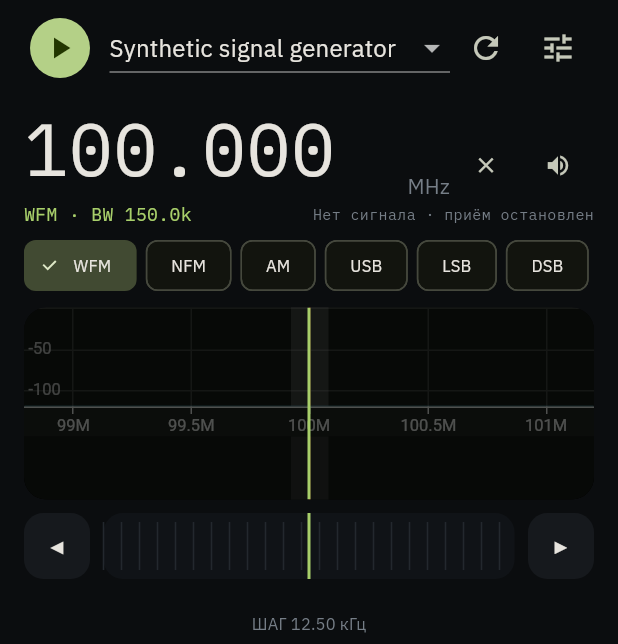
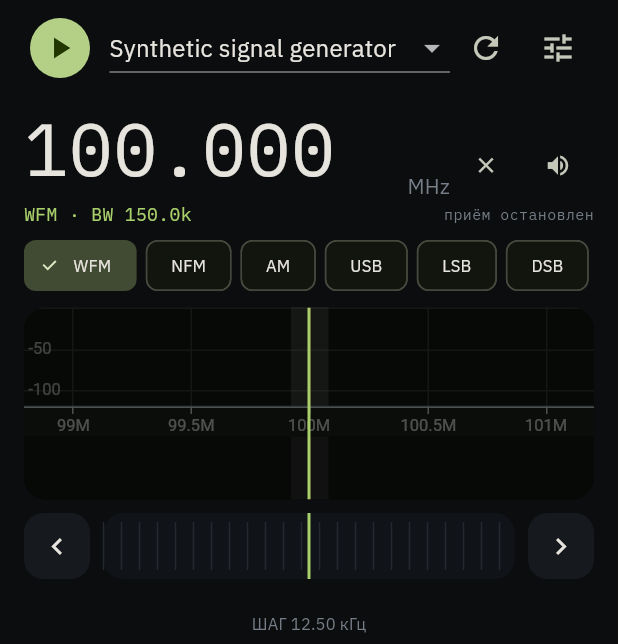
Before and after one commit to ivanik7/AirSDR, a Flutter app: the screen it shows after launch, on a phone screen of 412 x 824 dp. Shown: the top 644 px of the screen. Run offline on Flutter 3.47's test engine with Material 3 defaults, Android fonts, the phone set to English and light mode, and no system bars; our stand-ins replace shared_preferences; missing offline and left inert: dart:ffi; project files that could hold a hidden picture were left out.

Commit message:
Fix legacy UI issues found in phone QA
- Receive status line: Expanded + single-line ellipsis with a compact stats
  string; no more RIGHT OVERFLOWED stripe on the 344 dp Fold cover screen
- Nudge arrows use Material chevron icons (Samsung drew ◀/▶ as emoji)
- Presets: readable Russian validation reasons instead of a blank one,
  stale error cleared on next action, edit dialog shows the preset's own
  frequency
- DspEngine passes radio_config.json path to RadioModuleFactory, whose
  init() reset it to null, so demod mode/bandwidth/squelch now persist
- Tests: narrow/wide overflow matrix for all tabs, preset errors, edit
  dialog frequency, file-backed radio config
- STATUS-legacy-ui.md: SM-F936B + RTL-SDR Blog V4 QA results

Co-authored-by: Hermes Agent <hermes@hermes-agent.nousresearch.com>

```diff
--- a/lib/ui/legacy/receive_screen.dart
+++ b/lib/ui/legacy/receive_screen.dart
@@ -120,17 +120,26 @@ class _ReceiveScreenState extends State<ReceiveScreen> {
               ),
             ],
           ),
+          // Status: never wider than the screen (cover display is ~344 dp).
           Row(
+            key: const ValueKey('legacyStatus'),
             children: [
               Text(
                 '${r.mode.label} · BW ${(r.bandwidth / 1000).toStringAsFixed(1)}k',
+                maxLines: 1,
                 style: plex(mono: true, size: 12, color: LegacyColors.accent),
               ),
-              const Spacer(),
-              Text(
-                r.running ? statsLine(r) : 'Нет сигнала · приём остановлен',
-                overflow: TextOverflow.ellipsis,
-                style: plex(mono: true, size: 10, color: LegacyColors.muted),
+              const SizedBox(width: 8),
+              Expanded(
+                child: Text(
+                  r.running ? compactStatsLine(r) : 'приём остановлен',
+                  key: const ValueKey('legacyStats'),
+                  maxLines: 1,
+                  softWrap: false,
+                  overflow: TextOverflow.ellipsis,
+                  textAlign: TextAlign.right,
+                  style: plex(mono: true, size: 10, color: LegacyColors.muted),
+                ),
               ),
             ],
           ),
@@ -227,7 +236,7 @@ class _ReceiveScreenState extends State<ReceiveScreen> {
             height: 44,
             child: Row(
               children: [
-                _square('◀', const ValueKey('nudgeLeft'), () {
+                _square(Icons.chevron_left, const ValueKey('nudgeLeft'), () {
                   f.nudge(-1);
                   setState(() {});
                 }),
@@ -266,7 +275,7 @@ class _ReceiveScreenState extends State<ReceiveScreen> {
                   ),
                 ),
                 const SizedBox(width: 9),
-                _square('▶', const ValueKey('nudgeRight'), () {
+                _square(Icons.chevron_right, const ValueKey('nudgeRight'), () {
                   f.nudge(1);
                   setState(() {});
                 }),
@@ -374,7 +383,8 @@ class _ReceiveScreenState extends State<ReceiveScreen> {
       );
     },
   );
-  Widget _square(String label, Key key, VoidCallback onTap) => SizedBox(
+  // Icons, not ◀/▶ glyphs: Android renders those as colour emoji tiles.
+  Widget _square(IconData icon, Key key, VoidCallback onTap) => SizedBox(
     width: 44,
     height: 44,
     child: Material(
@@ -383,10 +393,21 @@ class _ReceiveScreenState extends State<ReceiveScreen> {
       child: InkWell(
         key: key,
         onTap: onTap,
-        child: Center(child: Text(label, style: plex(mono: true, size: 14))),
+        child: Center(child: Icon(icon, size: 22, color: LegacyColors.primary)),
       ),
     ),
   );
+}
+
+/// Short receive-screen stats: "2.40 MS/s · USB drops 99 · audio drops 0".
+/// The full list lives in Settings; this line is always ellipsized.
+String compactStatsLine(RadioController radio) {
+  final st = radio.stats;
+  return [
+    '${(radio.sampleRate / 1e6).toStringAsFixed(2)} MS/s',
+    if (st['droppedBuffers'] is num) 'USB drops ${st['droppedBuffers']}',
+    if (st['audioDropped'] is num) 'audio drops ${st['audioDropped']}',
+  ].join(' · ');
 }
 
 class _RulerPainter extends CustomPainter {
```
Also changed, not shown: lib/runtime/dsp_engine.dart (+5 -2 lines), lib/ui/legacy/presets_screen.dart (+23 -5 lines), 3 other files.
